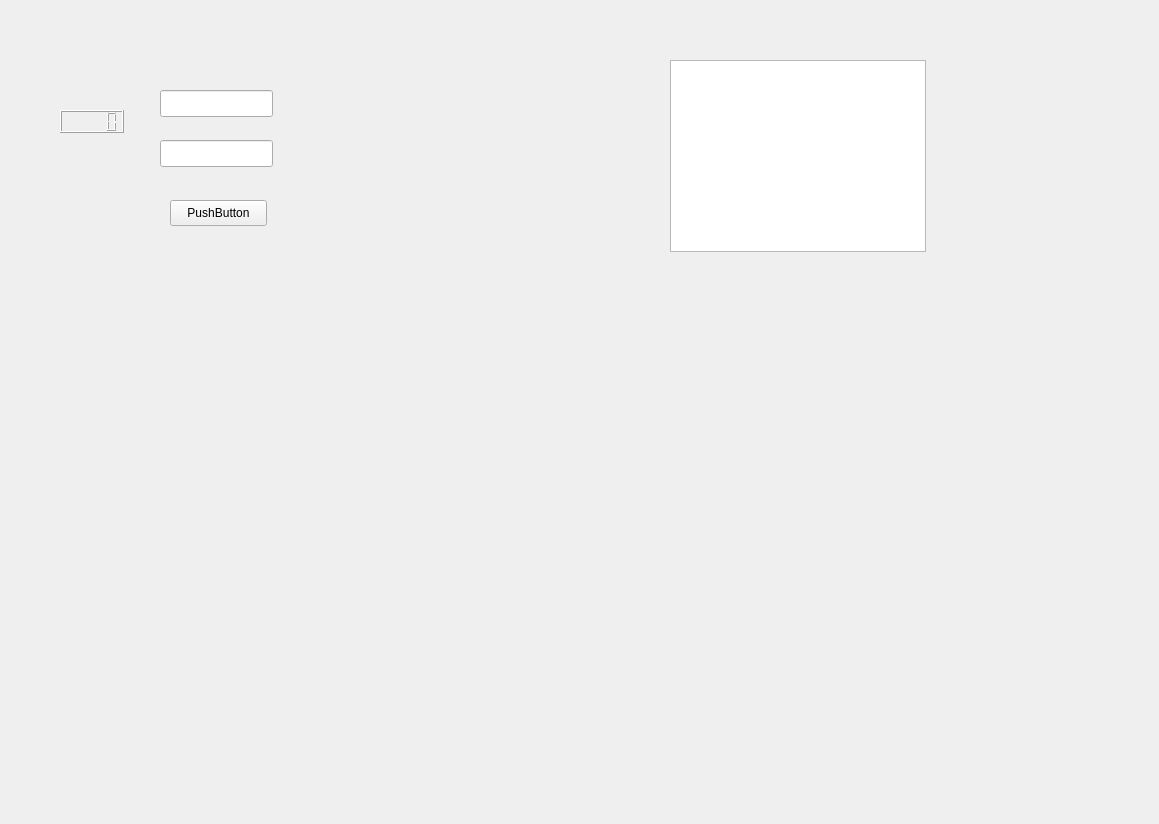
Qt form include/widget.ui (wystephen/VisualDemo) before a commit.
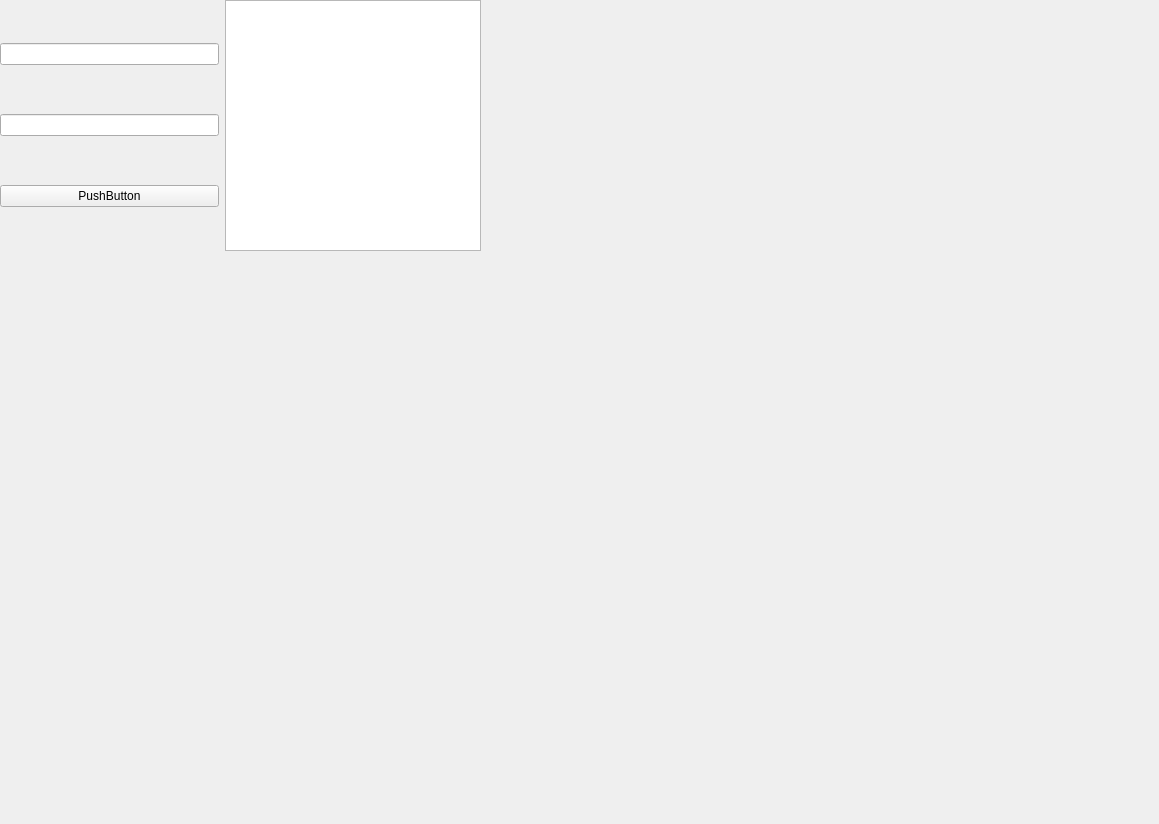
The same form after that commit.

```diff
--- a/include/widget.ui
+++ b/include/widget.ui
@@ -13,58 +13,41 @@
   <property name="windowTitle">
    <string>Form</string>
   </property>
-  <widget class="QLineEdit" name="lineEdit">
+  <widget class="QWidget" name="horizontalLayoutWidget_2">
    <property name="geometry">
     <rect>
-     <x>160</x>
-     <y>90</y>
-     <width>113</width>
-     <height>27</height>
+     <x>0</x>
+     <y>0</y>
+     <width>481</width>
+     <height>251</height>
     </rect>
    </property>
-  </widget>
-  <widget class="QPushButton" name="pushButton">
-   <property name="geometry">
-    <rect>
-     <x>170</x>
-     <y>200</y>
-     <width>97</width>
-     <height>26</height>
-    </rect>
-   </property>
-   <property name="text">
-    <string>PushButton</string>
-   </property>
-  </widget>
-  <widget class="QLCDNumber" name="lcdNumber">
-   <property name="geometry">
-    <rect>
-     <x>60</x>
-     <y>110</y>
-     <width>64</width>
-     <height>23</height>
-    </rect>
-   </property>
-  </widget>
-  <widget class="QListView" name="listView">
-   <property name="geometry">
-    <rect>
-     <x>670</x>
-     <y>60</y>
-     <width>256</width>
-     <height>192</height>
-    </rect>
-   </property>
-  </widget>
-  <widget class="QLineEdit" name="lineEdit_time">
-   <property name="geometry">
-    <rect>
-     <x>160</x>
-     <y>140</y>
-     <width>113</width>
-     <height>27</height>
-    </rect>
-   </property>
+   <layout class="QHBoxLayout" name="horizontalLayout_2">
+    <item>
+     <layout class="QVBoxLayout" name="verticalLayout">
+      <item>
+       <widget class="QLineEdit" name="lineEdit_time"/>
+      </item>
+      <item>
+       <widget class="QLineEdit" name="lineEdit"/>
+      </item>
+      <item>
+       <layout class="QHBoxLayout" name="horizontalLayout">
+        <item>
+         <widget class="QPushButton" name="pushButton">
+          <property name="text">
+           <string>PushButton</string>
+          </property>
+         </widget>
+        </item>
+       </layout>
+      </item>
+     </layout>
+    </item>
+    <item>
+     <widget class="QListView" name="listView"/>
+    </item>
+   </layout>
   </widget>
  </widget>
  <resources/>
```
